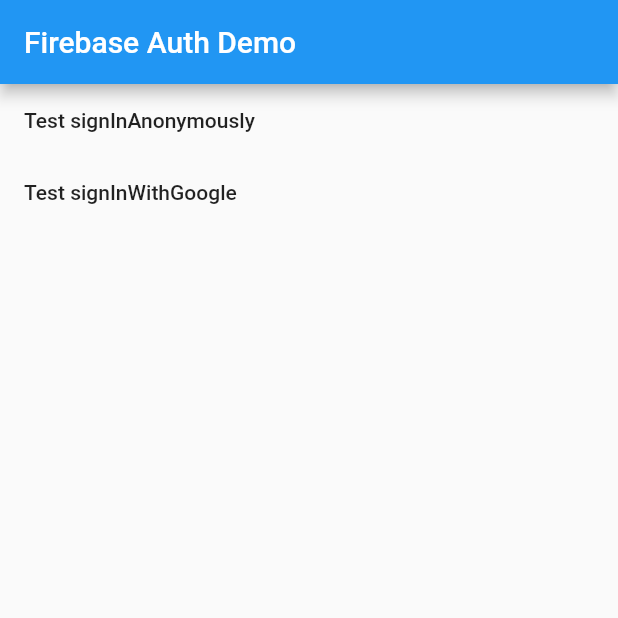
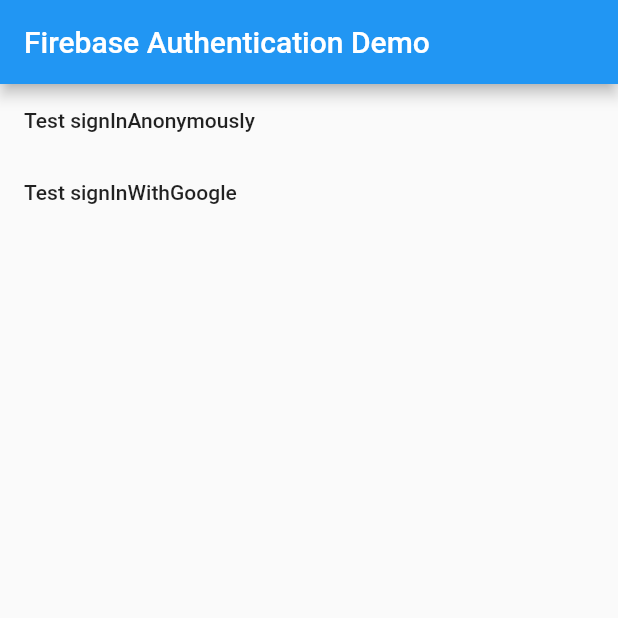
Before and after one commit to spartan-vishan/cryptobot, a Flutter app: the screen it shows after launch, on a phone screen of 412 x 824 dp, the top half of it. Run offline on Flutter 3.47's test engine with Material 2 defaults, Android fonts, the phone set to English and light mode, and no system bars; our stand-ins replace firebase_auth, google_sign_in; accounts and stored records are empty.

Commit message:
auth changes

```diff
--- a/myapp/lib/main.dart
+++ b/myapp/lib/main.dart
@@ -16,8 +16,8 @@
   @override
   Widget build(BuildContext context) {
     return new MaterialApp(
-      title: 'Firebase Auth Demo',
-      home: new MyHomePage(title: 'Firebase Auth Demo'),
+      title: 'Firebase Authentication Demo',
+      home: new MyHomePage(title: 'Firebase Authentication Demo'),
     );
   }
 }
```
